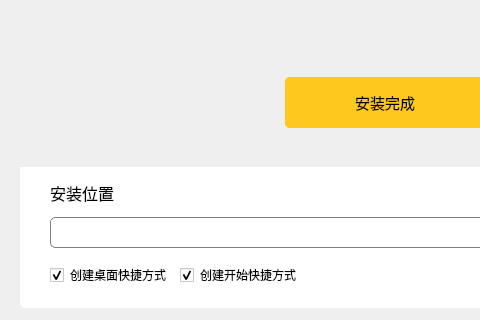
Moxiner/YuanShenEx, file installer/Installer.ui: the form before one commit; both pictures show x 0 to 480 and y 173 to 493 of the 761 by 493 pixel window.
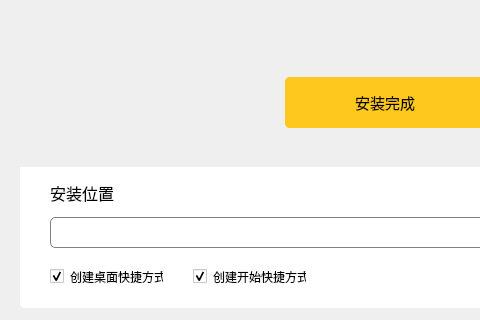
The form after the commit. Icons and pictures are not drawn.

Commit message:
🔧 修改完成安装界面
To Do 更改Widget样式

Patch:
```diff
--- a/installer/Installer.ui
+++ b/installer/Installer.ui
@@ -236,15 +236,21 @@
         <string>安装位置</string>
        </property>
       </widget>
-      <widget class="QCheckBox" name="CreateStartedLink_CheckBoc">
+      <widget class="QWidget" name="">
        <property name="geometry">
         <rect>
          <x>20</x>
          <y>90</y>
-         <width>151</width>
-         <height>16</height>
+         <width>256</width>
+         <height>19</height>
         </rect>
        </property>
+       <layout class="QHBoxLayout" name="horizontalLayout">
+        <property name="spacing">
+         <number>30</number>
+        </property>
+        <item>
+         <widget class="QCheckBox" name="CreateStartedLink_CheckBox">
        <property name="font">
         <font>
          <family>有爱魔兽圆体 CN Medium</family>
@@ -258,15 +264,9 @@
         <bool>true</bool>
        </property>
       </widget>
+        </item>
+        <item>
       <widget class="QCheckBox" name="CreateDesktopLink_CheckBox">
-       <property name="geometry">
-        <rect>
-         <x>150</x>
-         <y>90</y>
-         <width>131</width>
-         <height>16</height>
-        </rect>
-       </property>
        <property name="font">
         <font>
          <family>有爱魔兽圆体 CN Medium</family>
@@ -280,6 +280,9 @@
         <bool>true</bool>
        </property>
       </widget>
+        </item>
+       </layout>
+      </widget>
      </widget>
     </widget>
     <widget class="QWidget" name="layoutWidget">
```
Left out of the diff: 6 changed lines with no effect on the pictures. Lines whose indentation alone changed are shown as unchanged. The commit also changes 3 other files.
